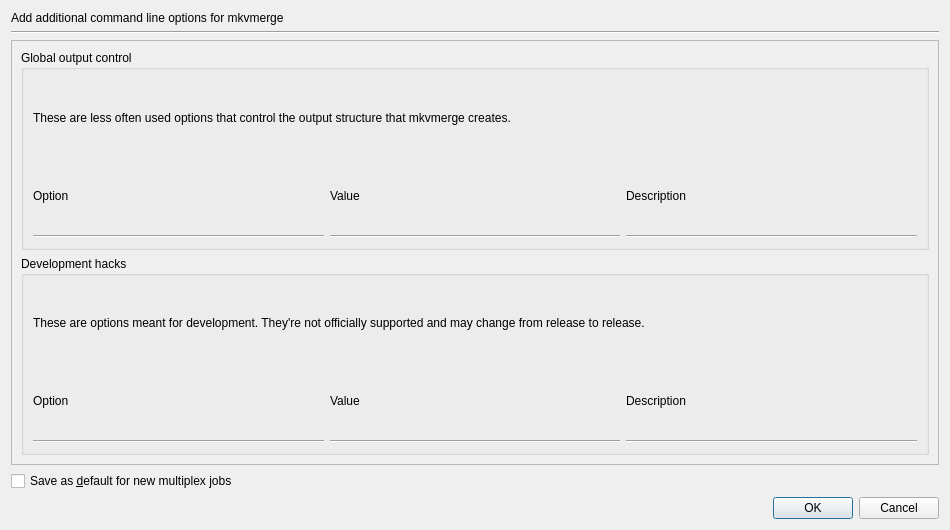
Above: src/mkvtoolnix-gui/forms/merge/additional_command_line_options_dialog.ui from jpsdr/MKVToolnix-Windows-7 before the change. Below: the same form after it.
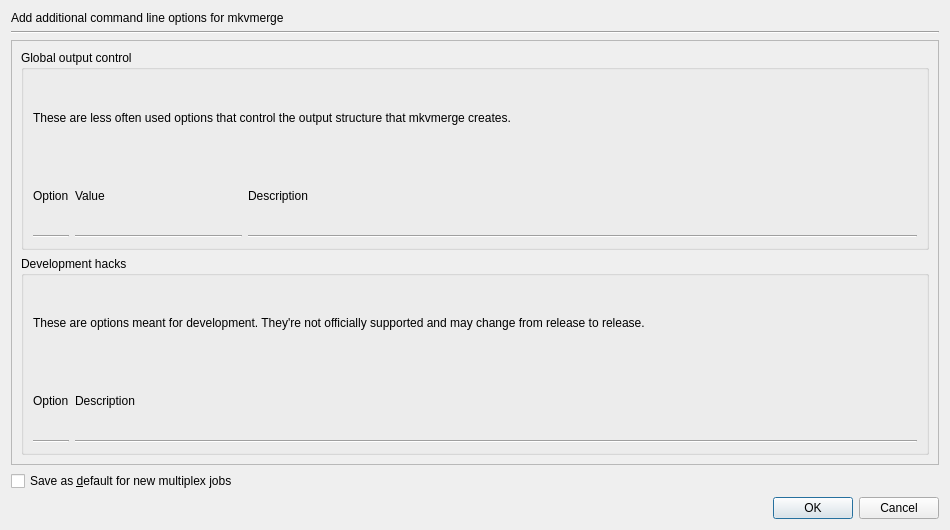
That is the form after the change.

Commit message:
GUI: additional CLI options dialog: use space more efficiently
This means giving the "description" column much more space and not
having a "value" column in the "hacks" section at all as none of those
options actually takes a value.

Patch:
```diff
--- a/src/mkvtoolnix-gui/forms/merge/additional_command_line_options_dialog.ui
+++ b/src/mkvtoolnix-gui/forms/merge/additional_command_line_options_dialog.ui
@@ -47,8 +47,8 @@
        <rect>
         <x>0</x>
         <y>0</y>
-        <width>934</width>
-        <height>416</height>
+        <width>930</width>
+        <height>415</height>
        </rect>
       </property>
       <layout class="QVBoxLayout" name="verticalLayout_3">
@@ -69,7 +69,7 @@
            </widget>
           </item>
           <item>
-           <layout class="QGridLayout" name="gridGlobalOutputControl">
+           <layout class="QGridLayout" name="gridGlobalOutputControl" columnstretch="0,1,4">
             <item row="0" column="0">
              <widget class="QLabel" name="label">
               <property name="text">
@@ -134,7 +134,7 @@
            </widget>
           </item>
           <item>
-           <layout class="QGridLayout" name="gridDevelopmentHacks">
+           <layout class="QGridLayout" name="gridDevelopmentHacks" columnstretch="0,1">
             <item row="0" column="0">
              <widget class="QLabel" name="label_3">
               <property name="text">
@@ -143,13 +143,6 @@
              </widget>
             </item>
             <item row="0" column="1">
-             <widget class="QLabel" name="label_6">
-              <property name="text">
-               <string>Value</string>
-              </property>
-             </widget>
-            </item>
-            <item row="0" column="2">
              <widget class="QLabel" name="label_4">
               <property name="text">
                <string>Description</string>
@@ -164,13 +157,6 @@
              </widget>
             </item>
             <item row="1" column="1">
-             <widget class="Line" name="line_6">
-              <property name="orientation">
-               <enum>Qt::Horizontal</enum>
-              </property>
-             </widget>
-            </item>
-            <item row="1" column="2">
              <widget class="Line" name="line_4">
               <property name="orientation">
                <enum>Qt::Horizontal</enum>
```
Left out of the diff: 1 changed line with no effect on the pictures. The commit also changes 1 other file.
